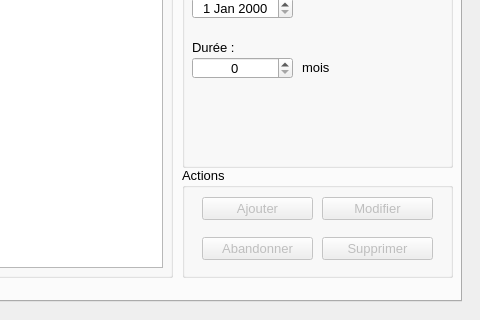
First picture: the form in Prescription/mainwindow.ui, repository pfrederic/prescription, before the edit; both pictures show x 220 to 700 and y 130 to 450 of the 700 by 450 pixel window.
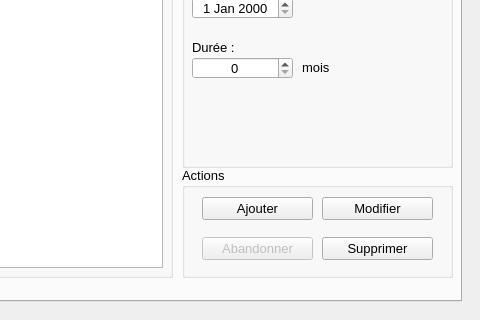
Second picture: the form after the edit. The open tabs and pages were chosen to show the change.

Diff of the .ui file:
```diff
--- a/Prescription/mainwindow.ui
+++ b/Prescription/mainwindow.ui
@@ -600,7 +600,7 @@
       </property>
       <widget class="QPushButton" name="pushButtonPrescriptionAjouter">
        <property name="enabled">
-        <bool>false</bool>
+        <bool>true</bool>
        </property>
        <property name="geometry">
         <rect>
@@ -616,7 +616,7 @@
       </widget>
       <widget class="QPushButton" name="pushButtonPrescriptionModifier">
        <property name="enabled">
-        <bool>false</bool>
+        <bool>true</bool>
        </property>
        <property name="geometry">
         <rect>
@@ -648,7 +648,7 @@
       </widget>
       <widget class="QPushButton" name="pushButtonPrescriptionSupprimer">
        <property name="enabled">
-        <bool>false</bool>
+        <bool>true</bool>
        </property>
        <property name="geometry">
         <rect>
```
Left out of the diff: 2 changed lines with no effect on the pictures.
